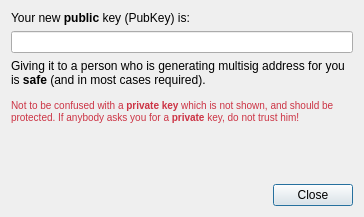
Before: the Qt Designer form src/qt/forms/newpubkeydialog.ui in dogecoin/dogecoin, drawn with Qt 5.
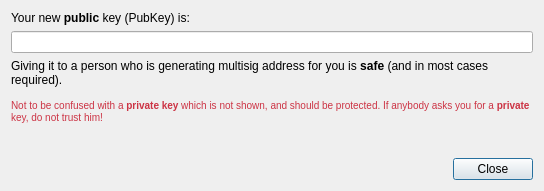
After: the same form once the commit is applied.

Commit message: Generating raw pubkeys and multisig addresses with them (no generated address display or save yet).

```diff
--- a/src/qt/forms/newpubkeydialog.ui
+++ b/src/qt/forms/newpubkeydialog.ui
@@ -6,8 +6,8 @@
    <rect>
     <x>0</x>
     <y>0</y>
-    <width>364</width>
-    <height>217</height>
+    <width>544</width>
+    <height>191</height>
    </rect>
   </property>
   <property name="sizePolicy">
@@ -52,7 +52,7 @@
       </sizepolicy>
      </property>
      <property name="text">
-      <string>&lt;p&gt;Giving it to a person who is generating multisig address for you is &lt;b&gt;safe&lt;/b&gt; (and in most cases required).&lt;/p&gt;&lt;p style=&quot;color:#c34&quot;&gt;&lt;small&gt;Not to be confused with a &lt;b&gt;private key&lt;/b&gt; which is not shown, and should be protected. If anybody asks you for a &lt;b&gt;private&lt;/b&gt; key, do not trust him!&lt;/small&gt;&lt;/p&gt;</string>
+      <string>&lt;p&gt;Giving it to a person who is generating multisig address for you is &lt;b&gt;safe&lt;/b&gt; (and in most cases required).&lt;/p&gt;&lt;p style=&quot;color:#c34&quot;&gt;&lt;small&gt;Not to be confused with a &lt;b&gt;private key&lt;/b&gt; which is not shown, and&amp;nbsp;should be protected. If anybody asks you for a &lt;b&gt;private&lt;/b&gt; key,&amp;nbsp;do&amp;nbsp;not trust him!&lt;/small&gt;&lt;/p&gt;</string>
      </property>
      <property name="textFormat">
       <enum>Qt::RichText</enum>
```
The commit also changes 4 other files.
